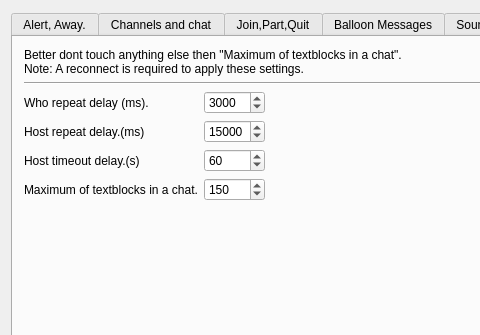
This is trunk/src/wormnet/settingswindow.ui in svn2github/twsoldunsupported as Qt 5 draws it before an edit; both pictures show x 0 to 480 and y 0 to 335 of the 996 by 568 pixel window. The edited form follows.
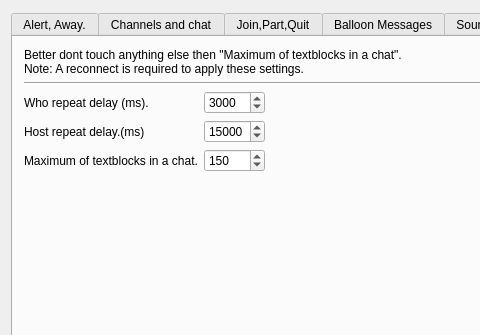
This is the edited form. The open tabs and pages were chosen to show the change.

```diff
--- a/trunk/src/wormnet/settingswindow.ui
+++ b/trunk/src/wormnet/settingswindow.ui
@@ -1169,30 +1169,13 @@
             </widget>
            </item>
            <item row="4" column="0">
-            <widget class="QLabel" name="label_4">
-             <property name="text">
-              <string>Host timeout delay.(s)</string>
-             </property>
-            </widget>
-           </item>
-           <item row="4" column="1">
-            <widget class="QSpinBox" name="sbhosttimeout">
-             <property name="maximum">
-              <number>180</number>
-             </property>
-             <property name="value">
-              <number>60</number>
-             </property>
-            </widget>
-           </item>
-           <item row="5" column="0">
             <widget class="QLabel" name="label_5">
              <property name="text">
               <string>Maximum of textblocks in a chat.</string>
              </property>
             </widget>
            </item>
-           <item row="5" column="1">
+           <item row="4" column="1">
             <widget class="QSpinBox" name="sbmaximumoftextblocks">
              <property name="minimum">
               <number>50</number>
```
Left out of the diff: 4 changed lines with no effect on the pictures.
